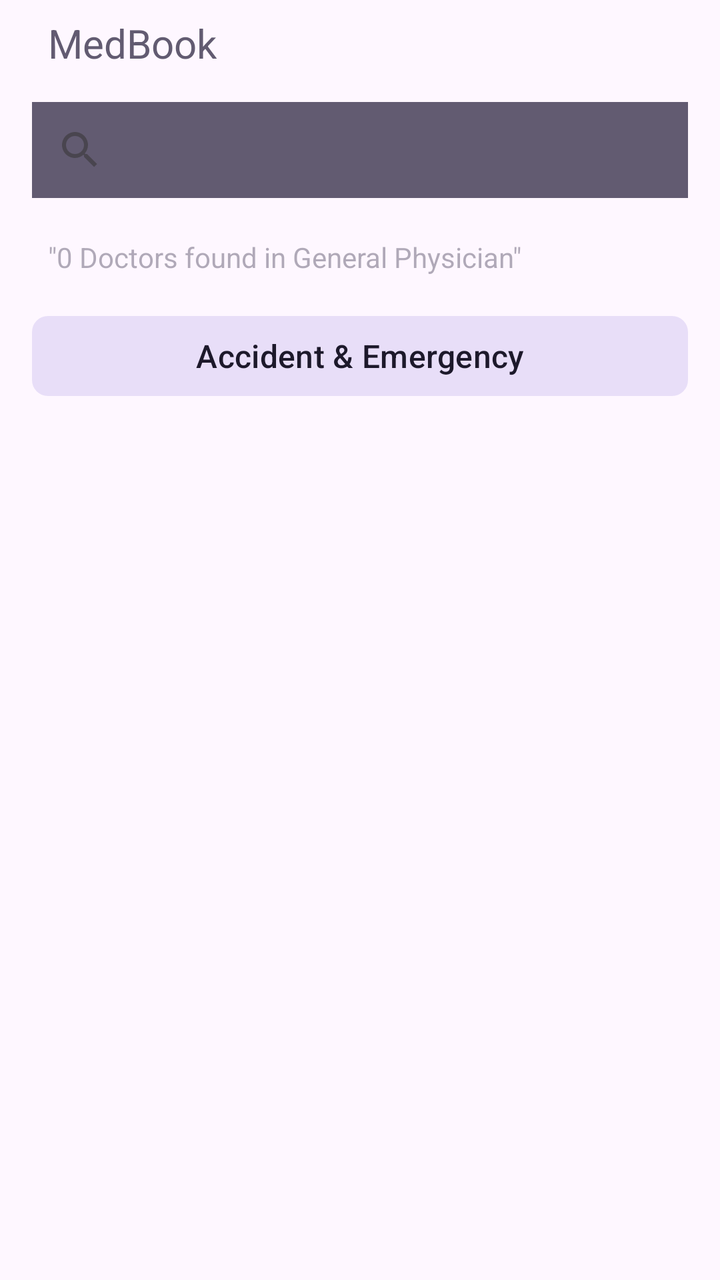
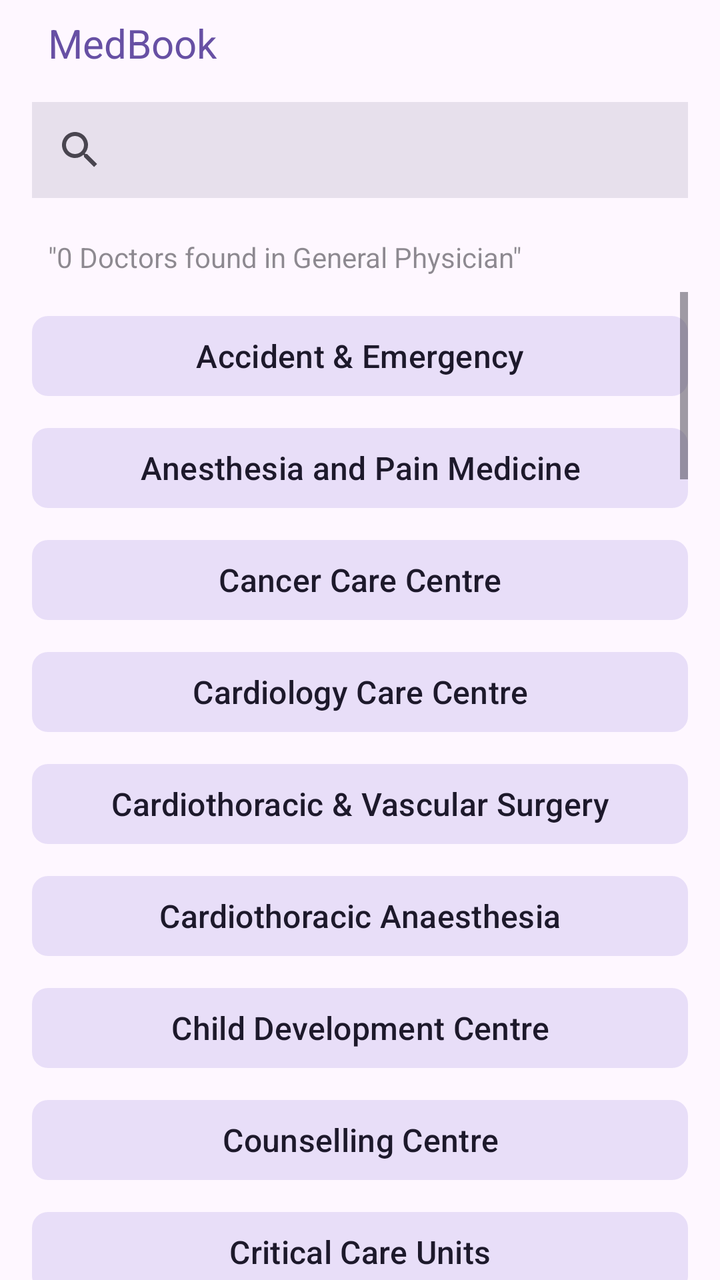

Two renders of the same Android screen: before a commit and after it. Below are the layout's source before the change and the commit's diff.
<!-- AndroidManifest.xml: application theme AppTheme -->
<!-- res/layout/home.xml -->
<LinearLayout
	xmlns:android="http://schemas.android.com/apk/res/android"
	xmlns:app="http://schemas.android.com/apk/res-auto"
	xmlns:tools="http://schemas.android.com/tools"
	android:layout_width="match_parent"
	android:layout_height="match_parent"
	android:orientation="vertical">
	<LinearLayout
		android:id="@+id/linear_bg_home"
		android:layout_width="match_parent"
		android:layout_height="match_parent"
		android:paddingLeft="16dp"
		android:paddingRight="16dp"
		android:background="?colorSurface"
		android:orientation="vertical">
		<TextView
			android:id="@+id/medbook_logo"
			android:layout_width="wrap_content"
			android:layout_height="wrap_content"
			android:layout_marginBottom="8dp"
			android:padding="8dp"
			android:text="@string/app_name"
			android:textSize="20sp"
			android:textColor="#625B71" />
		<SearchView
			android:id="@+id/search_docs"
			android:layout_width="match_parent"
			android:layout_height="wrap_content"
			android:background="#625B71" />
		<TextView
			android:id="@+id/search_result_subtitle"
			android:layout_width="wrap_content"
			android:layout_height="wrap_content"
			android:layout_marginTop="12dp"
			android:padding="8dp"
			android:text="&quot;0 Doctors found in General Physician&quot;"
			android:textSize="14sp"
			android:textColor="#625B71"
			android:alpha="0.5" />
		<ScrollView
			android:id="@+id/vscroll_specialty"
			android:layout_width="match_parent"
			android:layout_height="match_parent">
			<LinearLayout
				android:id="@+id/linear_specialty"
				android:layout_width="match_parent"
				android:layout_height="wrap_content"
				android:orientation="vertical">
				<com.google.android.material.button.MaterialButton
					android:id="@+id/accident_and_emegerency"
					android:layout_width="match_parent"
					android:layout_height="wrap_content"
					android:layout_marginTop="8dp"
					android:padding="8dp"
					app:backgroundTint="?colorSecondaryContainer"
					android:gravity="center_horizontal|center_vertical"
					android:text="Accident &amp; Emergency"
					android:textSize="16sp"
					android:textColor="?colorOnSecondaryContainer"
					app:cornerRadius="8dp" />
			</LinearLayout>
		</ScrollView>
	</LinearLayout>
</LinearLayout>
<!-- resources referenced by this layout -->
<resources>
  <string name="app_name" translatable="false">MedBook</string>
  <style name="AppTheme" parent="Theme.Material3.DayNight.NoActionBar">
  		<item name="android:statusBarColor">@android:color/transparent</item>
  		<item name="android:navigationBarColor">@android:color/transparent</item>
  		<item name="android:windowLightStatusBar">?attr/isLightTheme</item>
  	</style>
</resources>

<!-- the commit's change to res/layout/home.xml (unified diff, before → after) -->
@@ -21,12 +21,12 @@
 			android:padding="8dp"
 			android:text="@string/app_name"
 			android:textSize="20sp"
-			android:textColor="#625B71" />
+			android:textColor="?colorPrimary" />
 		<SearchView
 			android:id="@+id/search_docs"
 			android:layout_width="match_parent"
 			android:layout_height="wrap_content"
-			android:background="#625B71" />
+			android:background="?colorSurfaceVariant" />
 		<TextView
 			android:id="@+id/search_result_subtitle"
 			android:layout_width="wrap_content"
@@ -35,7 +35,7 @@
 			android:padding="8dp"
 			android:text="&quot;0 Doctors found in General Physician&quot;"
 			android:textSize="14sp"
-			android:textColor="#625B71"
+			android:textColor="?colorOnSurface"
 			android:alpha="0.5" />
 		<ScrollView
 			android:id="@+id/vscroll_specialty"
@@ -58,6 +58,546 @@
 					android:textSize="16sp"
 					android:textColor="?colorOnSecondaryContainer"
 					app:cornerRadius="8dp" />
+				<com.google.android.material.button.MaterialButton
+					android:id="@+id/anesthesia_and_pain_medicine"
+					android:layout_width="match_parent"
+					android:layout_height="wrap_content"
+					android:layout_marginTop="8dp"
+					android:padding="8dp"
+					app:backgroundTint="?colorSecondaryContainer"
+					android:gravity="center_horizontal|center_vertical"
+					android:text="Anesthesia and Pain Medicine"
+					android:textSize="16sp"
+					android:textColor="?colorOnSecondaryContainer"
+					app:cornerRadius="8dp" />
+				<com.google.android.material.button.MaterialButton
+					android:id="@+id/cancer_care_centre"
+					android:layout_width="match_parent"
+					android:layout_height="wrap_content"
+					android:layout_marginTop="8dp"
+					android:padding="8dp"
+					app:backgroundTint="?colorSecondaryContainer"
+					android:gravity="center_horizontal|center_vertical"
+					android:text="Cancer Care Centre"
+					android:textSize="16sp"
+					android:textColor="?colorOnSecondaryContainer"
+					app:cornerRadius="8dp" />
+				<com.google.android.material.button.MaterialButton
+					android:id="@+id/cardiology_care_centre"
+					android:layout_width="match_parent"
+					android:layout_height="wrap_content"
+					android:layout_marginTop="8dp"
+					android:padding="8dp"
+					app:backgroundTint="?colorSecondaryContainer"
+					android:gravity="center_horizontal|center_vertical"
+					android:text="Cardiology Care Centre"
+					android:textSize="16sp"
+					android:textColor="?colorOnSecondaryContainer"
+					app:cornerRadius="8dp" />
+				<com.google.android.material.button.MaterialButton
+					android:id="@+id/cardiothoracic_and_vascular_surgery"
+					android:layout_width="match_parent"
+					android:layout_height="wrap_content"
+					android:layout_marginTop="8dp"
+					android:padding="8dp"
+					app:backgroundTint="?colorSecondaryContainer"
+					android:gravity="center_horizontal|center_vertical"
+					android:text="Cardiothoracic &amp; Vascular Surgery"
+					android:textSize="16sp"
+					android:textColor="?colorOnSecondaryContainer"
+					app:cornerRadius="8dp" />
+				<com.google.android.material.button.MaterialButton
+					android:id="@+id/cardiothoracic_anaesthesia"
+					android:layout_width="match_parent"
+					android:layout_height="wrap_content"
+					android:layout_marginTop="8dp"
+					android:padding="8dp"
+					app:backgroundTint="?colorSecondaryContainer"
+					android:gravity="center_horizontal|center_vertical"
+					android:text="Cardiothoracic Anaesthesia"
+					android:textSize="16sp"
+					android:textColor="?colorOnSecondaryContainer"
+					app:cornerRadius="8dp" />
+				<com.google.android.material.button.MaterialButton
+					android:id="@+id/child_development_centre"
+					android:layout_width="match_parent"
+					android:layout_height="wrap_content"
+					android:layout_marginTop="8dp"
+					android:padding="8dp"
+					app:backgroundTint="?colorSecondaryContainer"
+					android:gravity="center_horizontal|center_vertical"
+					android:text="Child Development Centre"
+					android:textSize="16sp"
+					android:textColor="?colorOnSecondaryContainer"
+					app:cornerRadius="8dp" />
+				<com.google.android.material.button.MaterialButton
+					android:id="@+id/counselling_centre"
+					android:layout_width="match_parent"
+					android:layout_height="wrap_content"
+					android:layout_marginTop="8dp"
+					android:padding="8dp"
+					app:backgroundTint="?colorSecondaryContainer"
+					android:gravity="center_horizontal|center_vertical"
+					android:text="Counselling Centre"
+					android:textSize="16sp"
+					android:textColor="?colorOnSecondaryContainer"
+					app:cornerRadius="8dp" />
+				<com.google.android.material.button.MaterialButton
+					android:id="@+id/critical_care_units"
+					android:layout_width="match_parent"
+					android:layout_height="wrap_content"
+					android:layout_marginTop="8dp"
+					android:padding="8dp"
+					app:backgroundTint="?colorSecondaryContainer"
+					android:gravity="center_horizontal|center_vertical"
+					android:text="Critical Care Units"
+					android:textSize="16sp"
+					android:textColor="?colorOnSecondaryContainer"
+					app:cornerRadius="8dp" />
+				<com.google.android.material.button.MaterialButton
+					android:id="@+id/dental_and_maxillofacial_surgery"
+					android:layout_width="match_parent"
+					android:layout_height="wrap_content"
+					android:layout_marginTop="8dp"
+					android:padding="8dp"
+					app:backgroundTint="?colorSecondaryContainer"
+					android:gravity="center_horizontal|center_vertical"
+					android:text="Dental &amp; Maxillofacial Surgery"
+					android:textSize="16sp"
+					android:textColor="?colorOnSecondaryContainer"
+					app:cornerRadius="8dp" />
+				<com.google.android.material.button.MaterialButton
+					android:id="@+id/dermatology_and_venereology"
+					android:layout_width="match_parent"
+					android:layout_height="wrap_content"
+					android:layout_marginTop="8dp"
+					android:padding="8dp"
+					app:backgroundTint="?colorSecondaryContainer"
+					android:gravity="center_horizontal|center_vertical"
+					android:text="Dermatology &amp; Venereology"
+					android:textSize="16sp"
+					android:textColor="?colorOnSecondaryContainer"
+					app:cornerRadius="8dp" />
+				<com.google.android.material.button.MaterialButton
+					android:id="@+id/diabetology_and_endocrinology"
+					android:layout_width="match_parent"
+					android:layout_height="wrap_content"
+					android:layout_marginTop="8dp"
+					android:padding="8dp"
+					app:backgroundTint="?colorSecondaryContainer"
+					android:gravity="center_horizontal|center_vertical"
+					android:text="Diabetology &amp; Endocrinology"
+					android:textSize="16sp"
+					android:textColor="?colorOnSecondaryContainer"
+					app:cornerRadius="8dp" />
+				<com.google.android.material.button.MaterialButton
+					android:id="@+id/diagnostic_and_interventional_radiology"
+					android:layout_width="match_parent"
+					android:layout_height="wrap_content"
+					android:layout_marginTop="8dp"
+					android:padding="8dp"
+					app:backgroundTint="?colorSecondaryContainer"
+					android:gravity="center_horizontal|center_vertical"
+					android:text="Diagnostic &amp; Interventional Radiology"
+					android:textSize="16sp"
+					android:textColor="?colorOnSecondaryContainer"
+					app:cornerRadius="8dp" />
+				<com.google.android.material.button.MaterialButton
+					android:id="@+id/dietetics_and_nutrition"
+					android:layout_width="match_parent"
+					android:layout_height="wrap_content"
+					android:layout_marginTop="8dp"
+					android:padding="8dp"
+					app:backgroundTint="?colorSecondaryContainer"
+					android:gravity="center_horizontal|center_vertical"
+					android:text="Dietetics &amp; Nutrition"
+					android:textSize="16sp"
+					android:textColor="?colorOnSecondaryContainer"
+					app:cornerRadius="8dp" />
+				<com.google.android.material.button.MaterialButton
+					android:id="@+id/ENT_and_head_neck_surgery"
+					android:layout_width="match_parent"
+					android:layout_height="wrap_content"
+					android:layout_marginTop="8dp"
+					android:padding="8dp"
+					app:backgroundTint="?colorSecondaryContainer"
+					android:gravity="center_horizontal|center_vertical"
+					android:text="ENT &amp; Head Neck Surgery"
+					android:textSize="16sp"
+					android:textColor="?colorOnSecondaryContainer"
+					app:cornerRadius="8dp" />
+				<com.google.android.material.button.MaterialButton
+					android:id="@+id/fertility_centre"
+					android:layout_width="match_parent"
+					android:layout_height="wrap_content"
+					android:layout_marginTop="8dp"
+					android:padding="8dp"
+					app:backgroundTint="?colorSecondaryContainer"
+					android:gravity="center_horizontal|center_vertical"
+					android:text="Fertility Centre"
+					android:textSize="16sp"
+					android:textColor="?colorOnSecondaryContainer"
+					app:cornerRadius="8dp" />
+				<com.google.android.material.button.MaterialButton
+					android:id="@+id/gastroenterology_and_hepatology"
+					android:layout_width="match_parent"
+					android:layout_height="wrap_content"
+					android:layout_marginTop="8dp"
+					android:padding="8dp"
+					app:backgroundTint="?colorSecondaryContainer"
+					android:gravity="center_horizontal|center_vertical"
+					android:text="Gastroenterology &amp; Hepatology"
+					android:textSize="16sp"
+					android:textColor="?colorOnSecondaryContainer"
+					app:cornerRadius="8dp" />
+				<com.google.android.material.button.MaterialButton
+					android:id="@+id/general_and_laparoscopic_surgery"
+					android:layout_width="match_parent"
+					android:layout_height="wrap_content"
+					android:layout_marginTop="8dp"
+					android:padding="8dp"
+					app:backgroundTint="?colorSecondaryContainer"
+					android:gravity="center_horizontal|center_vertical"
+					android:text="General &amp; Laparoscopic Surgery"
+					android:textSize="16sp"
+					android:textColor="?colorOnSecondaryContainer"
+					app:cornerRadius="8dp" />
+				<com.google.android.material.button.MaterialButton
+					android:id="@+id/haematology_and_stem_cell_transplant"
+					android:layout_width="match_parent"
+					android:layout_height="wrap_content"
+					android:layout_marginTop="8dp"
+					android:padding="8dp"
+					app:backgroundTint="?colorSecondaryContainer"
+					android:gravity="center_horizontal|center_vertical"
+					android:text="Haematology &amp; Stem Cell Transplant"
+					android:textSize="16sp"
+					android:textColor="?colorOnSecondaryContainer"
+					app:cornerRadius="8dp" />
+				<com.google.android.material.button.MaterialButton
+					android:id="@+id/hepatobiliary_pancreatic_and_liver_transplant"
+					android:layout_width="match_parent"
+					android:layout_height="wrap_content"
+					android:layout_marginTop="8dp"
+					android:padding="8dp"
+					app:backgroundTint="?colorSecondaryContainer"
+					android:gravity="center_horizontal|center_vertical"
+					android:text="Hepatobiliary, Pancreatic and Liver Transplant"
+					android:textSize="16sp"
+					android:textColor="?colorOnSecondaryContainer"
+					app:cornerRadius="8dp" />
+				<com.google.android.material.button.MaterialButton
+					android:id="@+id/internal_medicine"
+					android:layout_width="match_parent"
+					android:layout_height="wrap_content"
+					android:layout_marginTop="8dp"
+					android:padding="8dp"
+					app:backgroundTint="?colorSecondaryContainer"
+					android:gravity="center_horizontal|center_vertical"
+					android:text="Internal Medicine"
+					android:textSize="16sp"
+					android:textColor="?colorOnSecondaryContainer"
+					app:cornerRadius="8dp" />
+				<com.google.android.material.button.MaterialButton
+					android:id="@+id/kidney_transplant_program"
+					android:layout_width="match_parent"
+					android:layout_height="wrap_content"
+					android:layout_marginTop="8dp"
+					android:padding="8dp"
+					app:backgroundTint="?colorSecondaryContainer"
+					android:gravity="center_horizontal|center_vertical"
+					android:text="Kidney Transplant Program"
+					android:textSize="16sp"
+					android:textColor="?colorOnSecondaryContainer"
+					app:cornerRadius="8dp" />
+				<com.google.android.material.button.MaterialButton
+					android:id="@+id/lithotripsy"
+					android:layout_width="match_parent"
+					android:layout_height="wrap_content"
+					android:layout_marginTop="8dp"
+					android:padding="8dp"
+					app:backgroundTint="?colorSecondaryContainer"
+					android:gravity="center_horizontal|center_vertical"
+					android:text="Lithotripsy"
+					android:textSize="16sp"
+					android:textColor="?colorOnSecondaryContainer"
+					app:cornerRadius="8dp" />
+				<com.google.android.material.button.MaterialButton
+					android:id="@+id/medical_oncology"
+					android:layout_width="match_parent"
+					android:layout_height="wrap_content"
+					android:layout_marginTop="8dp"
+					android:padding="8dp"
+					app:backgroundTint="?colorSecondaryContainer"
+					android:gravity="center_horizontal|center_vertical"
+					android:text="Medical Oncology"
+					android:textSize="16sp"
+					android:textColor="?colorOnSecondaryContainer"
+					app:cornerRadius="8dp" />
+				<com.google.android.material.button.MaterialButton
+					android:id="@+id/neonatology"
+					android:layout_width="match_parent"
+					android:layout_height="wrap_content"
+					android:layout_marginTop="8dp"
+					android:padding="8dp"
+					app:backgroundTint="?colorSecondaryContainer"
+					android:gravity="center_horizontal|center_vertical"
+					android:text="Neonatology"
+					android:textSize="16sp"
+					android:textColor="?colorOnSecondaryContainer"
+					app:cornerRadius="8dp" />
+				<com.google.android.material.button.MaterialButton
+					android:id="@+id/nephrology"
+					android:layout_width="match_parent"
+					android:layout_height="wrap_content"
+					android:layout_marginTop="8dp"
+					android:padding="8dp"
+					app:backgroundTint="?colorSecondaryContainer"
+					android:gravity="center_horizontal|center_vertical"
+					android:text="Nephrology"
+					android:textSize="16sp"
+					android:textColor="?colorOnSecondaryContainer"
+					app:cornerRadius="8dp" />
+				<com.google.android.material.button.MaterialButton
+					android:id="@+id/neurology"
+					android:layout_width="match_parent"
+					android:layout_height="wrap_content"
+					android:layout_marginTop="8dp"
+					android:padding="8dp"
+					app:backgroundTint="?colorSecondaryContainer"
+					android:gravity="center_horizontal|center_vertical"
+					android:text="Neurology"
+					android:textSize="16sp"
+					android:textColor="?colorOnSecondaryContainer"
+					app:cornerRadius="8dp" />
+				<com.google.android.material.button.MaterialButton
+					android:id="@+id/Neurosurgery"
+					android:layout_width="match_parent"
+					android:layout_height="wrap_content"
+					android:layout_marginTop="8dp"
+					android:padding="8dp"
+					app:backgroundTint="?colorSecondaryContainer"
+					android:gravity="center_horizontal|center_vertical"
+					android:text="Neurosurgery"
+					android:textSize="16sp"
+					android:textColor="?colorOnSecondaryContainer"
+					app:cornerRadius="8dp" />
+				<com.google.android.material.button.MaterialButton
+					android:id="@+id/nuclear_medicine"
+					android:layout_width="match_parent"
+					android:layout_height="wrap_content"
+					android:layout_marginTop="8dp"
+					android:padding="8dp"
+					app:backgroundTint="?colorSecondaryContainer"
+					android:gravity="center_horizontal|center_vertical"
+					android:text="Nuclear Medicine"
+					android:textSize="16sp"
+					android:textColor="?colorOnSecondaryContainer"
+					app:cornerRadius="8dp" />
+				<com.google.android.material.button.MaterialButton
+					android:id="@+id/obstetrics_and_gynaecology"
+					android:layout_width="match_parent"
+					android:layout_height="wrap_content"
+					android:layout_marginTop="8dp"
+					android:padding="8dp"
+					app:backgroundTint="?colorSecondaryContainer"
+					android:gravity="center_horizontal|center_vertical"
+					android:text="Obstetrics and Gynaecology"
+					android:textSize="16sp"
+					android:textColor="?colorOnSecondaryContainer"
+					app:cornerRadius="8dp" />
+				<com.google.android.material.button.MaterialButton
+					android:id="@+id/materialbutton12"
+					android:layout_width="match_parent"
+					android:layout_height="wrap_content"
+					android:layout_marginTop="8dp"
+					android:padding="8dp"
+					app:backgroundTint="?colorSecondaryContainer"
+					android:gravity="center_horizontal|center_vertical"
+					android:text="Ophthalmology"
+					android:textSize="16sp"
+					android:textColor="?colorOnSecondaryContainer"
+					app:cornerRadius="8dp" />
+				<com.google.android.material.button.MaterialButton
+					android:id="@+id/orthopaedics"
+					android:layout_width="match_parent"
+					android:layout_height="wrap_content"
+					android:layout_marginTop="8dp"
+					android:padding="8dp"
+					app:backgroundTint="?colorSecondaryContainer"
+					android:gravity="center_horizontal|center_vertical"
+					android:text="Orthopaedics"
+					android:textSize="16sp"
+					android:textColor="?colorOnSecondaryContainer"
+					app:cornerRadius="8dp" />
+				<com.google.android.material.button.MaterialButton
+					android:id="@+id/paediatrics"
+					android:layout_width="match_parent"
+					android:layout_height="wrap_content"
+					android:layout_marginTop="8dp"
+					android:padding="8dp"
+					app:backgroundTint="?colorSecondaryContainer"
+					android:gravity="center_horizontal|center_vertical"
+					android:text="Paediatrics"
+					android:textSize="16sp"
+					android:textColor="?colorOnSecondaryContainer"
+					app:cornerRadius="8dp" />
+				<com.google.android.material.button.MaterialButton
+					android:id="@+id/paediatric_cardiology"
+					android:layout_width="match_parent"
+					android:layout_height="wrap_content"
+					android:layout_marginTop="8dp"
+					android:padding="8dp"
+					app:backgroundTint="?colorSecondaryContainer"
+					android:gravity="center_horizontal|center_vertical"
+					android:text="Paediatric Cardiology"
+					android:textSize="16sp"
+					android:textColor="?colorOnSecondaryContainer"
+					app:cornerRadius="8dp" />
+				<com.google.android.material.button.MaterialButton
+					android:id="@+id/paediatric_surgery_and_urology"
+					android:layout_width="match_parent"
+					android:layout_height="wrap_content"
+					android:layout_marginTop="8dp"
+					android:padding="8dp"
+					app:backgroundTint="?colorSecondaryContainer"
+					android:gravity="center_horizontal|center_vertical"
+					android:text="Paediatric Surgery &amp; Urology"
+					android:textSize="16sp"
+					android:textColor="?colorOnSecondaryContainer"
+					app:cornerRadius="8dp" />
+				<com.google.android.material.button.MaterialButton
+					android:id="@+id/paediatrics_and_neonatology"
+					android:layout_width="match_parent"
+					android:layout_height="wrap_content"
+					android:layout_marginTop="8dp"
+					android:padding="8dp"
+					app:backgroundTint="?colorSecondaryContainer"
+					android:gravity="center_horizontal|center_vertical"
+					android:text="Paediatrics &amp; Neonatology"
+					android:textSize="16sp"
+					android:textColor="?colorOnSecondaryContainer"
+					app:cornerRadius="8dp" />
+				<com.google.android.material.button.MaterialButton
+					android:id="@+id/physical_medicine_and_rehabilitation"
+					android:layout_width="match_parent"
+					android:layout_height="wrap_content"
+					android:layout_marginTop="8dp"
+					android:padding="8dp"
+					app:backgroundTint="?colorSecondaryContainer"
+					android:gravity="center_horizontal|center_vertical"
+					android:text="Physical Medicine &amp; Rehabilitation"
+					android:textSize="16sp"
+					android:textColor="?colorOnSecondaryContainer"
+					app:cornerRadius="8dp" />
+				<com.google.android.material.button.MaterialButton
+					android:id="@+id/plastic_reconstructive_and_cosmetic_surgery"
+					android:layout_width="match_parent"
+					android:layout_height="wrap_content"
+					android:layout_marginTop="8dp"
+					android:padding="8dp"
+					app:backgroundTint="?colorSecondaryContainer"
+					android:gravity="center_horizontal|center_vertical"
+					android:text="Plastic, Reconstructive &amp; Cosmetic Surgery"
+					android:textSize="16sp"
+					android:textColor="?colorOnSecondaryContainer"
+					app:cornerRadius="8dp" />
+				<com.google.android.material.button.MaterialButton
+					android:id="@+id/psychiatry"
+					android:layout_width="match_parent"
+					android:layout_height="wrap_content"
+					android:layout_marginTop="8dp"
+					android:padding="8dp"
+					app:backgroundTint="?colorSecondaryContainer"
+					android:gravity="center_horizontal|center_vertical"
+					android:text="Psychiatry"
+					android:textSize="16sp"
+					android:textColor="?colorOnSecondaryContainer"
+					app:cornerRadius="8dp" />
+				<com.google.android.material.button.MaterialButton
+					android:id="@+id/radiation_oncology"
+					android:layout_width="match_parent"
+					android:layout_height="wrap_content"
+					android:layout_marginTop="8dp"
+					android:padding="8dp"
+					app:backgroundTint="?colorSecondaryContainer"
+					android:gravity="center_horizontal|center_vertical"
+					android:text="Radiation Oncology"
+					android:textSize="16sp"
+					android:textColor="?colorOnSecondaryContainer"
+					app:cornerRadius="8dp" />
+				<com.google.android.material.button.MaterialButton
+					android:id="@+id/respiratory_medicine"
+					android:layout_width="match_parent"
+					android:layout_height="wrap_content"
+					android:layout_marginTop="8dp"
+					android:padding="8dp"
+					app:backgroundTint="?colorSecondaryContainer"
+					android:gravity="center_horizontal|center_vertical"
+					android:text="Respiratory Medicine"
+					android:textSize="16sp"
+					android:textColor="?colorOnSecondaryContainer"
+					app:cornerRadius="8dp" />
+				<com.google.android.material.button.MaterialButton
+					android:id="@+id/rheumatology"
+					android:layout_width="match_parent"
+					android:layout_height="wrap_content"
+					android:layout_marginTop="8dp"
+					android:padding="8dp"
+					app:backgroundTint="?colorSecondaryContainer"
+					android:gravity="center_horizontal|center_vertical"
+					android:text="Rheumatology"
+					android:textSize="16sp"
+					android:textColor="?colorOnSecondaryContainer"
+					app:cornerRadius="8dp" />
+				<com.google.android.material.button.MaterialButton
+					android:id="@+id/thoracic_surgery"
+					android:layout_width="match_parent"
+					android:layout_height="wrap_content"
+					android:layout_marginTop="8dp"
+					android:padding="8dp"
+					app:backgroundTint="?colorSecondaryContainer"
+					android:gravity="center_horizontal|center_vertical"
+					android:text="Thoracic Surgery"
+					android:textSize="16sp"
+					android:textColor="?colorOnSecondaryContainer"
+					app:cornerRadius="8dp" />
+				<com.google.android.material.button.MaterialButton
+					android:id="@+id/thyroid_and_head_neck_oncosurgery"
+					android:layout_width="match_parent"
+					android:layout_height="wrap_content"
+					android:layout_marginTop="8dp"
+					android:padding="8dp"
+					app:backgroundTint="?colorSecondaryContainer"
+					android:gravity="center_horizontal|center_vertical"
+					android:text="Thyroid and Head-Neck Oncosurgery"
+					android:textSize="16sp"
+					android:textColor="?colorOnSecondaryContainer"
+					app:cornerRadius="8dp" />
+				<com.google.android.material.button.MaterialButton
+					android:id="@+id/transfusion_medicine"
+					android:layout_width="match_parent"
+					android:layout_height="wrap_content"
+					android:layout_marginTop="8dp"
+					android:padding="8dp"
+					app:backgroundTint="?colorSecondaryContainer"
+					android:gravity="center_horizontal|center_vertical"
+					android:text="Transfusion Medicine"
+					android:textSize="16sp"
+					android:textColor="?colorOnSecondaryContainer"
+					app:cornerRadius="8dp" />
+				<com.google.android.material.button.MaterialButton
+					android:id="@+id/urology"
+					android:layout_width="match_parent"
+					android:layout_height="wrap_content"
+					android:layout_marginTop="8dp"
+					android:padding="8dp"
+					app:backgroundTint="?colorSecondaryContainer"
+					android:gravity="center_horizontal|center_vertical"
+					android:text="Urology"
+					android:textSize="16sp"
+					android:textColor="?colorOnSecondaryContainer"
+					app:cornerRadius="8dp" />
 			</LinearLayout>
 		</ScrollView>
 	</LinearLayout>
